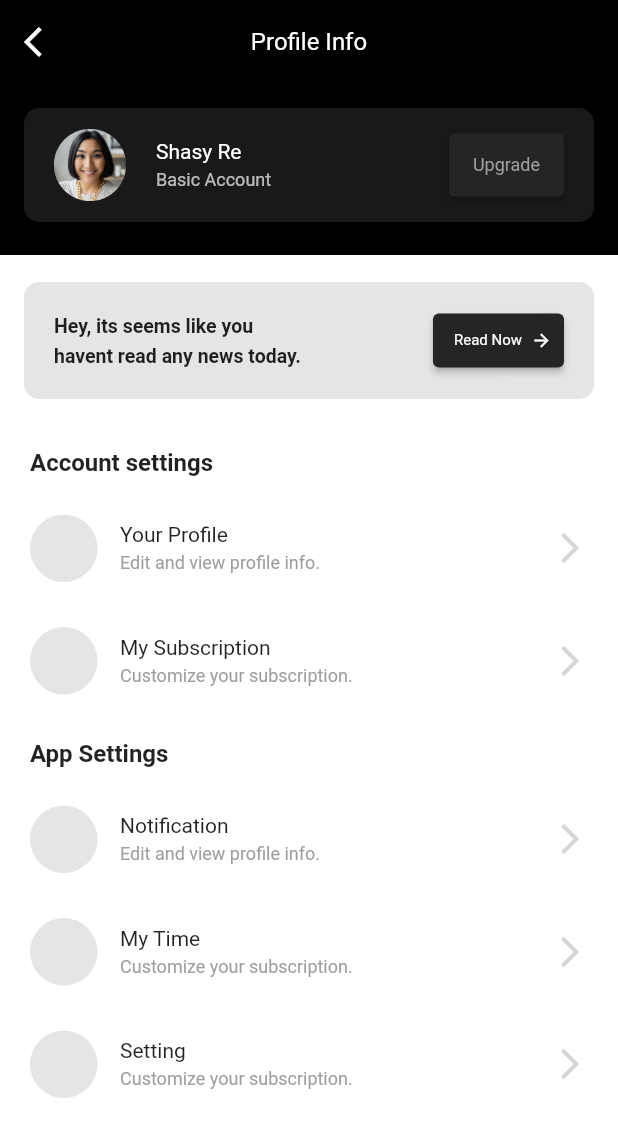
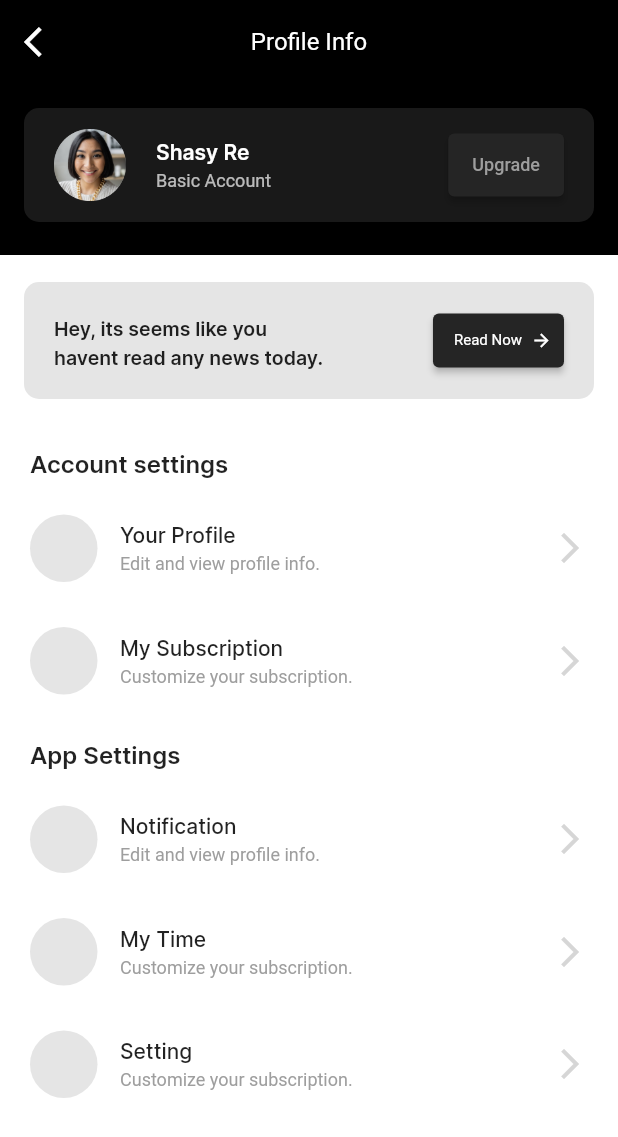
Before and after one commit to mrezkys/readky, a Flutter app: the ProfilePage screen opened directly, on a phone screen of 412 x 824 dp. Shown: the top 1137 px of the screen. Run offline on Flutter 3.47's test engine with Material 2 defaults, Android fonts, the phone set to English and light mode, and no system bars; our stand-ins replace chewie, flutter_svg, video_player; missing offline and left inert: scroll_indicator.

Commit message:
font adjustment

```diff
--- a/lib/view/screens/profile_page.dart
+++ b/lib/view/screens/profile_page.dart
@@ -1,5 +1,4 @@
 import 'package:flutter/material.dart';
-import 'package:flutter_svg/flutter_svg.dart';
 import 'package:readky/view/widgets/custom_app_bar.dart';
 import 'package:readky/view/widgets/profile_info_card.dart';
 
@@ -25,6 +24,7 @@ class ProfilePage extends StatelessWidget {
       ),
       body: ListView(
         shrinkWrap: true,
+        physics: BouncingScrollPhysics(),
         children: [
           //  Section 1 = Profile Info
           Container(
@@ -55,6 +55,7 @@ class ProfilePage extends StatelessWidget {
                         height: 150 / 100,
                         fontSize: 13,
                         fontWeight: FontWeight.w600,
+                        fontFamily: 'inter',
                       ),
                     ),
                   ),
@@ -115,7 +116,7 @@ class ProfilePage extends StatelessWidget {
       margin: EdgeInsets.only(bottom: 10, top: 15),
       child: Text(
         title,
-        style: TextStyle(fontSize: 16, fontWeight: FontWeight.w600),
+        style: TextStyle(fontSize: 16, fontWeight: FontWeight.w600, fontFamily: 'inter'),
       ),
     );
   }
@@ -142,7 +143,10 @@ class ProfilePage extends StatelessWidget {
                   crossAxisAlignment: CrossAxisAlignment.start,
                   mainAxisAlignment: MainAxisAlignment.center,
                   children: [
-                    Text(title),
+                    Text(
+                      title,
+                      style: TextStyle(fontFamily: 'inter', fontWeight: FontWeight.w500),
+                    ),
                     SizedBox(
                       height: 4,
                     ),
--- a/lib/view/widgets/profile_info_card.dart
+++ b/lib/view/widgets/profile_info_card.dart
@@ -34,7 +34,11 @@ class ProfileInfoCard extends StatelessWidget {
                 children: [
                   Text(
                     username,
-                    style: TextStyle(color: Colors.white),
+                    style: TextStyle(
+                      color: Colors.white,
+                      fontWeight: FontWeight.w600,
+                      fontFamily: 'inter',
+                    ),
                     maxLines: 1,
                     overflow: TextOverflow.ellipsis,
                   ),
@@ -43,7 +47,11 @@ class ProfileInfoCard extends StatelessWidget {
                   ),
                   Text(
                     subscriptionStatus,
-                    style: TextStyle(color: Colors.white.withOpacity(0.7), fontSize: 12),
+                    style: TextStyle(
+                      color: Colors.white.withOpacity(0.7),
+                      fontSize: 12,
+                      fontWeight: FontWeight.w400,
+                    ),
                     maxLines: 1,
                     overflow: TextOverflow.ellipsis,
                   )
@@ -54,7 +62,10 @@ class ProfileInfoCard extends StatelessWidget {
               onPressed: () {},
               child: Text(
                 'Upgrade',
-                style: TextStyle(color: Colors.grey),
+                style: TextStyle(
+                  color: Colors.grey,
+                  fontWeight: FontWeight.w500,
+                ),
               ),
               style: ElevatedButton.styleFrom(
                   primary: Color(0xFF252525),
```
